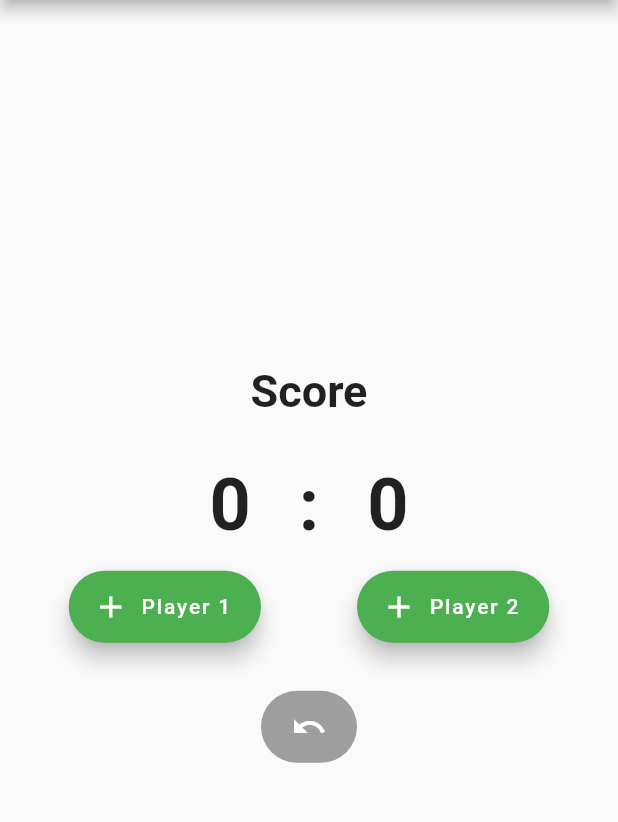
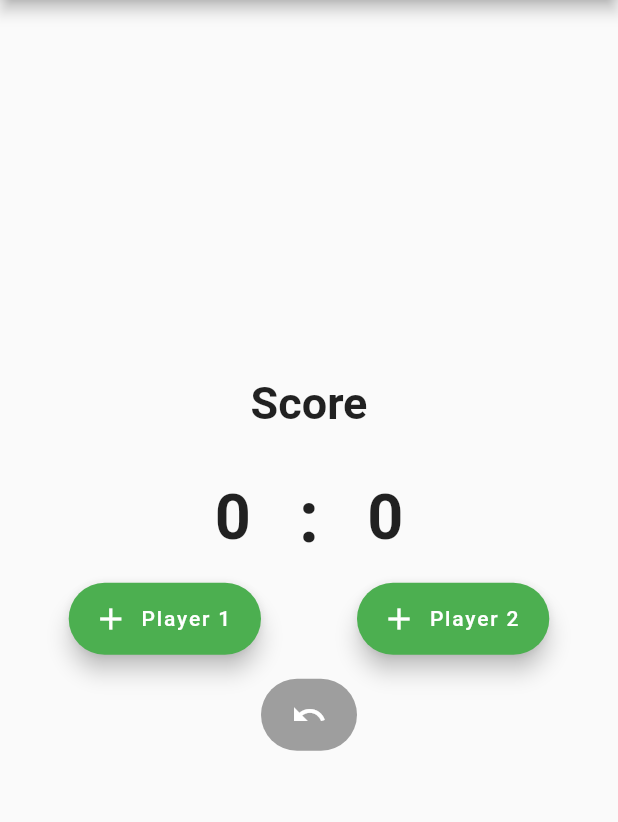
Before and after one commit to mosiccan/tennis_score_app, a Flutter app: the screen it shows after launch, on a phone screen of 412 x 824 dp, the part 84-906 px from its top. Run offline on Flutter 3.47's test engine with Material 2 defaults, Android fonts, the phone set to English and light mode, and no system bars.

Commit message:
feat : fixed elements

```diff
--- a/lib/main.dart
+++ b/lib/main.dart
@@ -20,7 +20,7 @@ class MyApp extends StatelessWidget {
 }
 
 getScore(int counter){
-  List<String> score_list = ["0","15","30","40","Game","No Ad","-"];
+  List<String> score_list = ["0","15","30","40","Game","No-Ad","-"];
   return score_list[counter];
 }
 
@@ -123,34 +123,47 @@ class _MyHomePageState extends State<MyHomePage> {
               child: Row(
                   mainAxisAlignment: MainAxisAlignment.center,
                   children: [
-                    Container(
-                      margin: EdgeInsets.fromLTRB(16, 0.0, 16, 0.0),
+                    Flexible(
+                      fit: FlexFit.loose,
+                      //margin: EdgeInsets.fromLTRB(16, 0.0, 16, 0.0),
+                      //alignment: Alignment.centerRight,
+                      child:
+                          Align(
+                            alignment: Alignment.centerRight,
                             child: Text(
                               getScore(counter_p1),
                               style: TextStyle(
                                 fontWeight: FontWeight.bold,
-                          fontSize: 48,
+                                fontSize: 42,
                               ),
                             ),
+                          )
                     ),
-                    Container(
-                      margin: EdgeInsets.fromLTRB(16, 0.0, 16, 0.0),
+                    Flexible(
+                      fit: FlexFit.loose,
+                        child: Container(
+                          margin: EdgeInsets.fromLTRB(32, 0.0, 32, 0.0),
                           child: Text(':',
                             style: TextStyle(
                               fontWeight: FontWeight.bold,
                               fontSize: 48,
                             ),
                           ),
+                        )
                       ),
-                    Container(
-                      margin: EdgeInsets.fromLTRB(16, 0.0, 16, 0.0),
+                    Flexible(
+                      fit: FlexFit.loose,
+                        child:
+                        Align(
+                          alignment: Alignment.centerLeft,
                           child: Text(
                             getScore(counter_p2),
                             style: TextStyle(
                               fontWeight: FontWeight.bold,
-                          fontSize: 48,
+                              fontSize: 42,
                             ),
                           ),
+                        )
                     ),
                   ]
               ),
@@ -159,7 +172,7 @@ class _MyHomePageState extends State<MyHomePage> {
               mainAxisAlignment: MainAxisAlignment.center,
               children: [
                 Container(
-                  margin: EdgeInsets.fromLTRB(32, 16, 32, 16),
+                  margin: EdgeInsets.fromLTRB(32, 16, 32, 0.0),
                   child: FloatingActionButton.extended(
                       onPressed: _incrementCounter_p1,
                       tooltip: 'Player 1 gets point',
@@ -168,7 +181,7 @@ class _MyHomePageState extends State<MyHomePage> {
                   ),
                 ),
                 Container(
-                  margin: EdgeInsets.fromLTRB(32, 16, 32, 16),
+                  margin: EdgeInsets.fromLTRB(32, 16, 32, 0.0),
                   child: FloatingActionButton.extended(
                     onPressed: _increaseCounter_p2,
                     tooltip: 'Player 2 gets point',
```
Lines whose indentation alone changed are shown as unchanged.
